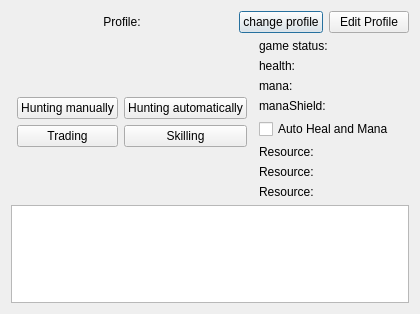
Old version of the form sources/MainMenu.ui in the repository Groundy/CrackerJack.
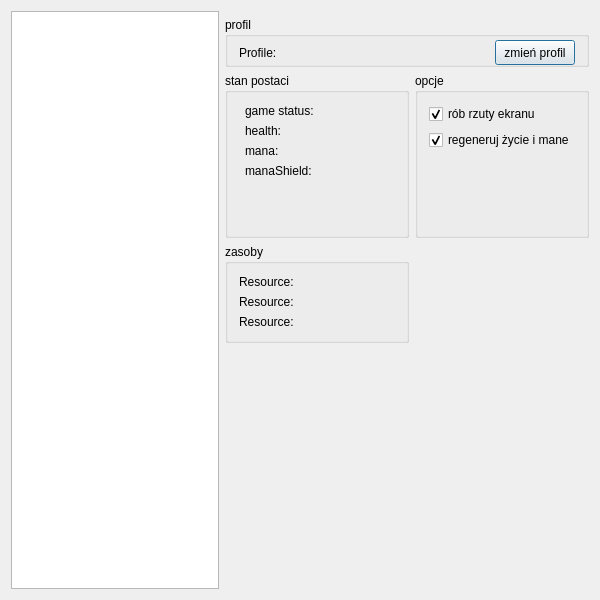
New version of the form.

Commit message: redesgin main menu

```diff
--- a/sources/MainMenu.ui
+++ b/sources/MainMenu.ui
@@ -9,8 +9,8 @@
    <rect>
     <x>0</x>
     <y>0</y>
-    <width>400</width>
-    <height>314</height>
+    <width>600</width>
+    <height>600</height>
    </rect>
   </property>
   <property name="sizePolicy">
@@ -21,23 +21,64 @@
   </property>
   <property name="minimumSize">
    <size>
-    <width>0</width>
-    <height>0</height>
+    <width>600</width>
+    <height>600</height>
    </size>
   </property>
   <property name="maximumSize">
    <size>
-    <width>400</width>
-    <height>350</height>
+    <width>600</width>
+    <height>600</height>
    </size>
   </property>
   <property name="windowTitle">
    <string>MainMenu</string>
   </property>
   <layout class="QGridLayout" name="gridLayout_3">
-   <item row="0" column="0">
-    <layout class="QGridLayout" name="gridLayout">
-     <item row="7" column="0" colspan="4">
+   <item row="3" column="1">
+    <widget class="QGroupBox" name="resourceGroup">
+     <property name="title">
+      <string>zasoby</string>
+     </property>
+     <layout class="QVBoxLayout" name="verticalLayout_2">
+      <item>
+       <widget class="QLabel" name="resourceLabel_1">
+        <property name="text">
+         <string>Resource: </string>
+        </property>
+       </widget>
+      </item>
+      <item>
+       <widget class="QLabel" name="resourceLabel_2">
+        <property name="text">
+         <string>Resource: </string>
+        </property>
+       </widget>
+      </item>
+      <item>
+       <widget class="QLabel" name="resourceLabel_3">
+        <property name="text">
+         <string>Resource: </string>
+        </property>
+       </widget>
+      </item>
+     </layout>
+    </widget>
+   </item>
+   <item row="4" column="1" colspan="2">
+    <spacer name="verticalSpacer">
+     <property name="orientation">
+      <enum>Qt::Vertical</enum>
+     </property>
+     <property name="sizeHint" stdset="0">
+      <size>
+       <width>20</width>
+       <height>40</height>
+      </size>
+     </property>
+    </spacer>
+   </item>
+   <item row="0" column="0" rowspan="7">
       <widget class="QTextBrowser" name="textBrowser">
        <property name="html">
         <string>&lt;!DOCTYPE HTML PUBLIC &quot;-//W3C//DTD HTML 4.0//EN&quot; &quot;http://www.w3.org/TR/REC-html40/strict.dtd&quot;&gt;
@@ -48,119 +89,80 @@
        </property>
       </widget>
      </item>
-     <item row="1" column="0" colspan="4">
-      <layout class="QHBoxLayout" name="horizontalLayout">
-       <item>
-        <widget class="QLabel" name="profileNameLabel">
-         <property name="text">
-          <string>Profile:</string>
-         </property>
-         <property name="alignment">
-          <set>Qt::AlignCenter</set>
-         </property>
-        </widget>
-       </item>
-       <item>
-        <widget class="QPushButton" name="changeProfileButton">
+   <item row="5" column="1" colspan="2">
+    <spacer name="verticalSpacer_2">
+     <property name="orientation">
+      <enum>Qt::Vertical</enum>
+     </property>
+     <property name="sizeHint" stdset="0">
+      <size>
+       <width>20</width>
+       <height>40</height>
+      </size>
+     </property>
+    </spacer>
+   </item>
+   <item row="2" column="2">
+    <widget class="QGroupBox" name="settingButtonGroup">
          <property name="sizePolicy">
-          <sizepolicy hsizetype="Maximum" vsizetype="Fixed">
+      <sizepolicy hsizetype="Preferred" vsizetype="Minimum">
            <horstretch>0</horstretch>
            <verstretch>0</verstretch>
           </sizepolicy>
          </property>
-         <property name="text">
-          <string>change profile</string>
-         </property>
-        </widget>
-       </item>
+     <property name="title">
+      <string>opcje</string>
+     </property>
+     <layout class="QVBoxLayout" name="verticalLayout_3">
        <item>
-        <widget class="QPushButton" name="editProfileButton">
-         <property name="sizePolicy">
-          <sizepolicy hsizetype="Maximum" vsizetype="Fixed">
-           <horstretch>0</horstretch>
-           <verstretch>0</verstretch>
-          </sizepolicy>
-         </property>
+       <widget class="QCheckBox" name="takeScreenshotCheckBox">
          <property name="text">
-          <string>Edit Profile</string>
-         </property>
-        </widget>
-       </item>
-      </layout>
-     </item>
-     <item row="6" column="2" colspan="2">
-      <layout class="QVBoxLayout" name="verticalLayout_2">
-       <item>
-        <widget class="QCheckBox" name="autoManaHealChechBox">
-         <property name="text">
-          <string>Auto Heal and Mana</string>
+         <string>rób rzuty ekranu</string>
+        </property>
+        <property name="checked">
+         <bool>true</bool>
          </property>
         </widget>
        </item>
        <item>
-        <widget class="QLabel" name="potion_label_1">
+       <widget class="QCheckBox" name="restoreHealthMana">
          <property name="text">
-          <string>Resource: </string>
-         </property>
-        </widget>
-       </item>
-       <item>
-        <widget class="QLabel" name="potion_label_2">
-         <property name="text">
-          <string>Resource: </string>
+         <string>regeneruj życie i mane</string>
+        </property>
+        <property name="checked">
+         <bool>true</bool>
          </property>
         </widget>
        </item>
        <item>
-        <widget class="QLabel" name="potion_label_3">
-         <property name="text">
-          <string>Resource: </string>
-         </property>
-        </widget>
-       </item>
-      </layout>
-     </item>
-     <item row="2" column="2" rowspan="4" colspan="2">
-      <layout class="QGridLayout" name="gridLayout_5">
-       <item row="3" column="0">
-        <widget class="QLabel" name="manaShieldLabel">
-         <property name="sizePolicy">
-          <sizepolicy hsizetype="Minimum" vsizetype="Preferred">
-           <horstretch>0</horstretch>
-           <verstretch>0</verstretch>
-          </sizepolicy>
-         </property>
-         <property name="minimumSize">
+       <spacer name="verticalSpacer_3">
+        <property name="orientation">
+         <enum>Qt::Vertical</enum>
+        </property>
+        <property name="sizeHint" stdset="0">
           <size>
-           <width>150</width>
-           <height>0</height>
-          </size>
-         </property>
-         <property name="text">
-          <string>manaShield: </string>
-         </property>
-        </widget>
-       </item>
-       <item row="1" column="0">
-        <widget class="QLabel" name="healthInfoLabel">
+          <width>20</width>
+          <height>40</height>
+         </size>
+        </property>
+       </spacer>
+      </item>
+     </layout>
+    </widget>
+   </item>
+   <item row="2" column="1">
+    <widget class="QGroupBox" name="currentValuesGroup">
          <property name="sizePolicy">
-          <sizepolicy hsizetype="Minimum" vsizetype="Preferred">
+      <sizepolicy hsizetype="Preferred" vsizetype="Minimum">
            <horstretch>0</horstretch>
            <verstretch>0</verstretch>
           </sizepolicy>
          </property>
-         <property name="minimumSize">
-          <size>
-           <width>150</width>
-           <height>0</height>
-          </size>
-         </property>
-         <property name="text">
-          <string>health: </string>
-         </property>
-        </widget>
-       </item>
-       <item row="0" column="0">
+     <property name="title">
+      <string>stan postaci</string>
+     </property>
+     <layout class="QFormLayout" name="formLayout">
+      <item row="0" column="1">
         <widget class="QLabel" name="gameActiveLabel">
          <property name="sizePolicy">
           <sizepolicy hsizetype="Minimum" vsizetype="Preferred">
@@ -179,7 +181,26 @@
          </property>
         </widget>
        </item>
-       <item row="2" column="0">
+      <item row="1" column="1">
+       <widget class="QLabel" name="healthInfoLabel">
+        <property name="sizePolicy">
+         <sizepolicy hsizetype="Minimum" vsizetype="Preferred">
+          <horstretch>0</horstretch>
+          <verstretch>0</verstretch>
+         </sizepolicy>
+        </property>
+        <property name="minimumSize">
+         <size>
+          <width>150</width>
+          <height>0</height>
+         </size>
+        </property>
+        <property name="text">
+         <string>health: </string>
+        </property>
+       </widget>
+      </item>
+      <item row="2" column="1">
         <widget class="QLabel" name="manaInfoLabel">
          <property name="sizePolicy">
           <sizepolicy hsizetype="Minimum" vsizetype="Preferred">
@@ -198,19 +219,27 @@
          </property>
         </widget>
        </item>
-      </layout>
-     </item>
-     <item row="2" column="0" rowspan="5" colspan="2">
-      <layout class="QGridLayout" name="gridLayout_2">
-       <item row="1" column="1">
-        <widget class="QPushButton" name="huntMannuallyButton">
+      <item row="3" column="1">
+       <widget class="QLabel" name="manaShieldLabel">
+        <property name="sizePolicy">
+         <sizepolicy hsizetype="Minimum" vsizetype="Preferred">
+          <horstretch>0</horstretch>
+          <verstretch>0</verstretch>
+         </sizepolicy>
+        </property>
+        <property name="minimumSize">
+         <size>
+          <width>150</width>
+          <height>0</height>
+         </size>
+        </property>
          <property name="text">
-          <string>Hunting manually</string>
+         <string>manaShield: </string>
          </property>
         </widget>
        </item>
-       <item row="0" column="1" colspan="2">
-        <spacer name="verticalSpacer">
+      <item row="4" column="1">
+       <spacer name="verticalSpacer_4">
          <property name="orientation">
           <enum>Qt::Vertical</enum>
          </property>
@@ -222,69 +251,91 @@
          </property>
         </spacer>
        </item>
-       <item row="2" column="1">
-        <widget class="QPushButton" name="tradingButton">
-         <property name="text">
-          <string>Trading</string>
-         </property>
-        </widget>
-       </item>
-       <item row="2" column="2">
-        <widget class="QPushButton" name="skillingButton">
-         <property name="text">
-          <string>Skilling</string>
-         </property>
-        </widget>
-       </item>
-       <item row="0" column="0" rowspan="3">
-        <spacer name="horizontalSpacer">
-         <property name="orientation">
-          <enum>Qt::Horizontal</enum>
-         </property>
-         <property name="sizeHint" stdset="0">
+     </layout>
+    </widget>
+   </item>
+   <item row="1" column="1" colspan="2">
+    <widget class="QGroupBox" name="profileGroup">
+     <property name="sizePolicy">
+      <sizepolicy hsizetype="Minimum" vsizetype="MinimumExpanding">
+       <horstretch>0</horstretch>
+       <verstretch>0</verstretch>
+      </sizepolicy>
+     </property>
+     <property name="minimumSize">
+      <size>
+       <width>0</width>
+       <height>30</height>
+      </size>
+     </property>
+     <property name="maximumSize">
           <size>
-           <width>40</width>
-           <height>20</height>
-          </size>
-         </property>
-        </spacer>
-       </item>
-       <item row="1" column="2">
-        <widget class="QPushButton" name="huntAutomaticallyButton">
-         <property name="text">
-          <string>Hunting automatically</string>
-         </property>
-        </widget>
-       </item>
-       <item row="0" column="3" rowspan="3">
-        <spacer name="horizontalSpacer_2">
-         <property name="orientation">
-          <enum>Qt::Horizontal</enum>
-         </property>
-         <property name="sizeHint" stdset="0">
+       <width>16777215</width>
+       <height>50</height>
+      </size>
+     </property>
+     <property name="title">
+      <string>profil</string>
+     </property>
+     <layout class="QHBoxLayout" name="horizontalLayout_2">
+      <property name="spacing">
+       <number>2</number>
+      </property>
+      <property name="topMargin">
+       <number>3</number>
+      </property>
+      <property name="bottomMargin">
+       <number>3</number>
+      </property>
+      <item>
+       <widget class="QLabel" name="profileNameLabel">
+        <property name="sizePolicy">
+         <sizepolicy hsizetype="Expanding" vsizetype="Fixed">
+          <horstretch>0</horstretch>
+          <verstretch>0</verstretch>
+         </sizepolicy>
+        </property>
+        <property name="minimumSize">
           <size>
-           <width>40</width>
-           <height>20</height>
-          </size>
-         </property>
-        </spacer>
-       </item>
-       <item row="3" column="0" colspan="4">
-        <spacer name="verticalSpacer_2">
-         <property name="orientation">
-          <enum>Qt::Vertical</enum>
-         </property>
-         <property name="sizeHint" stdset="0">
+          <width>0</width>
+          <height>25</height>
+         </size>
+        </property>
+        <property name="maximumSize">
+         <size>
+          <width>16777215</width>
+          <height>25</height>
+         </size>
+        </property>
+        <property name="text">
+         <string>Profile:</string>
+        </property>
+        <property name="alignment">
+         <set>Qt::AlignLeading|Qt::AlignLeft|Qt::AlignVCenter</set>
+        </property>
+       </widget>
+      </item>
+      <item>
+       <widget class="QPushButton" name="changeProfileButton">
+        <property name="sizePolicy">
+         <sizepolicy hsizetype="Maximum" vsizetype="Fixed">
+          <horstretch>0</horstretch>
+          <verstretch>0</verstretch>
+         </sizepolicy>
+        </property>
+        <property name="minimumSize">
           <size>
-           <width>20</width>
-           <height>40</height>
-          </size>
-         </property>
-        </spacer>
-       </item>
-      </layout>
-     </item>
-    </layout>
+          <width>25</width>
+          <height>25</height>
+         </size>
+        </property>
+        <property name="text">
+         <string>zmień profil</string>
+        </property>
+       </widget>
+      </item>
+     </layout>
+    </widget>
    </item>
   </layout>
  </widget>
```
Left out of the diff: 113 changed lines with no effect on the pictures. Lines whose indentation alone changed are shown as unchanged. The commit also changes 4 other files.
